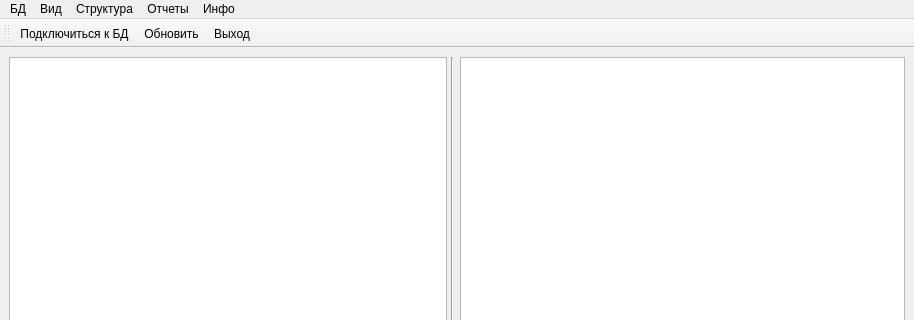
The window that mainwindow.ui (VladimirChotiy/XeomaDetectors) describes before a commit, drawn with Qt 5; both pictures show x 0 to 914 and y 0 to 320 of the 914 by 656 pixel window.
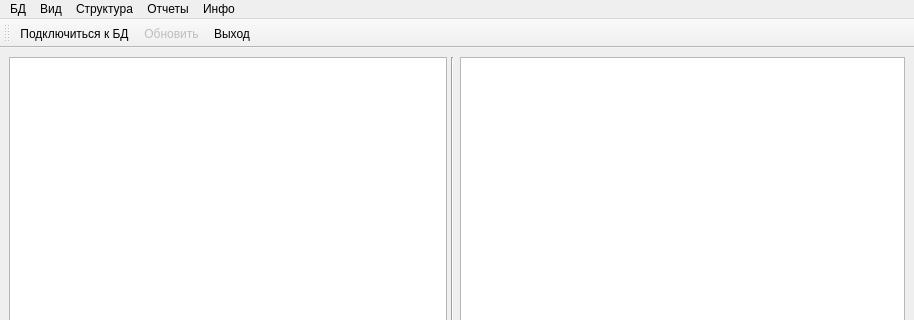
The same window after the commit. Icons and pictures are not drawn.

```diff
--- a/mainwindow.ui
+++ b/mainwindow.ui
@@ -296,6 +296,9 @@
    </property>
   </action>
   <action name="actionRefresh">
+   <property name="enabled">
+    <bool>false</bool>
+   </property>
    <property name="icon">
     <iconset resource="res.qrc">
      <normaloff>:/Icons/icons/refresh.ico</normaloff>:/Icons/icons/refresh.ico</iconset>
```
Left out of the diff: 21 changed lines with no effect on the pictures.
